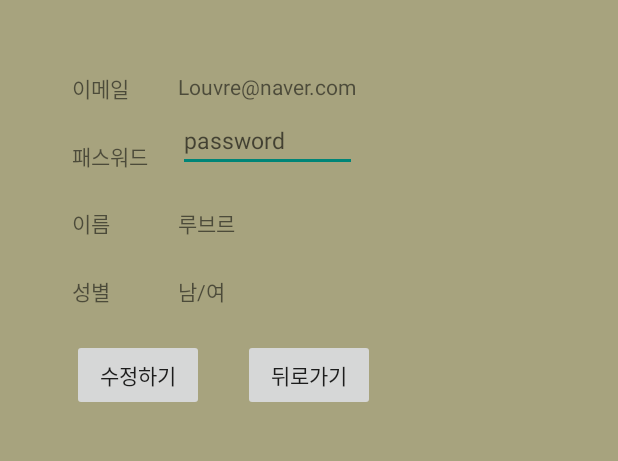
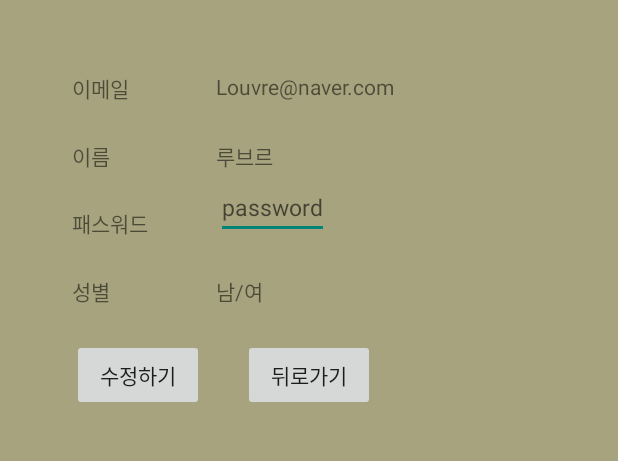
Before and after one commit to inseon0731/nullProject, an Android app: the Profile screen opened directly, with no data from a screen before it, on a phone screen of 412 x 824 dp, the part 84-545 px from its top. Run offline under Robolectric (Android 15) with nearby library versions, the phone set to English and light mode, and no system bars; 4 statements that could not run were skipped.

Commit message:
2017.05.12 구매, 구매목록, 회원정보, 좋아하는 전시, 작품의 디비 연결

```diff
--- a/app/src/main/java/com/example/hong_inseon/projectlouvre/Profile.java
+++ b/app/src/main/java/com/example/hong_inseon/projectlouvre/Profile.java
@@ -8,13 +8,32 @@ import android.support.v7.app.ActionBarDrawerToggle;
 import android.support.v7.app.AppCompatActivity;
 import android.os.Bundle;
 import android.support.v7.widget.Toolbar;
+import android.util.Log;
 import android.view.Menu;
 import android.view.MenuItem;
 import android.view.View;
+import android.widget.TextView;
+
+import com.example.hong_inseon.projectlouvre.dao.Piece;
+import com.example.hong_inseon.projectlouvre.dao.User;
+
+import org.apache.http.HttpResponse;
+import org.apache.http.client.methods.HttpPost;
+import org.apache.http.impl.client.DefaultHttpClient;
+import org.apache.http.params.HttpConnectionParams;
+import org.apache.http.params.HttpParams;
+import org.json.JSONException;
+import org.json.JSONObject;
+
+import java.io.BufferedReader;
+import java.io.InputStreamReader;
 
 public class Profile extends AppCompatActivity implements NavigationView.OnNavigationItemSelectedListener {
 
     private int men;
+    private int un = 1;
+    private TextView tv;
+    User userData, getUserData;
 
     @Override
     protected void onCreate(Bundle savedInstanceState) {
@@ -32,6 +51,25 @@ public class Profile extends AppCompatActivity implements NavigationView.OnNavig
 
         NavigationView navigationView = (NavigationView) findViewById(R.id.nav_viewP);
         navigationView.setNavigationItemSelectedListener(this);
+
+        String result = SendByHttp("/getJsonUser.jsp"); // 메시지를 서버에 보냄
+
+        Log.i("서버에서 받은 전체 내용 : ", result);
+        //String[][] parsedData = jsonParserList(); // 받은 메시지를 json 파싱결과를 museum객체에 저장
+        getUserData = jsonParser(result);
+
+        tv = (TextView)findViewById(R.id.textView12);
+        tv.setText(getUserData.getUser_email());
+        tv = (TextView)findViewById(R.id.textView14);
+        tv.setText(getUserData.getUser_pw());
+        tv = (TextView)findViewById(R.id.textView16);
+        tv.setText(getUserData.getUser_name());
+        tv = (TextView)findViewById(R.id.textView18);
+        String str = getUserData.getUser_gender();
+        if(str == "0")
+            tv.setText("남자");
+        else if(str == "1")
+            tv.setText("여자");
     }
 
     @Override
@@ -93,4 +131,64 @@ public class Profile extends AppCompatActivity implements NavigationView.OnNavig
                 break ;
         }
     }
+
+    private String SendByHttp(String msg) {
+
+        if(msg == null)
+            msg = "";
+
+        //String URL = ServerUtil.SERVER_URL;
+        String URL = "http://ec2-35-161-181-60.us-west-2.compute.amazonaws.com:8080/ProjectLOUVRE/getJsonUser.jsp?un="+un;
+        DefaultHttpClient client = new DefaultHttpClient();
+
+        try {
+			/* 체크할 값 서버로 전송 : 쿼리문이 아니라 넘어갈 uri주소 */
+            HttpPost post = new HttpPost(URL);
+			/* 지연시간 최대 3초 */
+            HttpParams params = client.getParams();
+            HttpConnectionParams.setConnectionTimeout(params, 5000);
+            HttpConnectionParams.setSoTimeout(params, 5000);
+
+			/* 데이터 보낸 뒤 서버에서 데이터를 받아오는 과정 */
+            HttpResponse response = client.execute(post);
+            BufferedReader bufreader = new BufferedReader(
+                    new InputStreamReader(response.getEntity().getContent(), "euc-kr"));
+            String line = null;
+            String result = "";
+            while ((line = bufreader.readLine()) != null) {
+                result += line;
+            }
+            return result;
+        } catch (Exception e) {
+            e.printStackTrace();
+            client.getConnectionManager().shutdown();	// 연결 지연 종료
+            return "";
+        }
+    }
+
+    /**
+     * 받은 JSON 객체를 파싱하는 메소드
+     * @param pRecvServerPage
+     * @return
+     */
+    public User jsonParser(String pRecvServerPage) {
+        Log.i("서버에서 받은 전체 내용 : ", pRecvServerPage);
+        try {
+            JSONObject jObject = new JSONObject(pRecvServerPage);
+
+            userData = new User();
+            userData.setUser_no(jObject.getString("user_no"));
+            userData.setUser_name(jObject.getString("user_name"));
+            userData.setUser_email(jObject.getString("user_emil"));
+            userData.setUser_pw(jObject.getString("user_pw"));
+            userData.setUser_gender(jObject.getString("user_gender"));
+
+            Log.i("JSON을 파싱한 데이터 출력해보기"+" : ", userData.toString());
+            //}
+            return userData;
+        } catch (JSONException e) {
+            e.printStackTrace();
+            return null;
+        }
+    }
 }
--- a/app/src/main/java/com/example/hong_inseon/projectlouvre/dao/Exhibition.java
+++ b/app/src/main/java/com/example/hong_inseon/projectlouvre/dao/Exhibition.java
@@ -49,7 +49,7 @@ public class Exhibition {
 
     @Override
     public String toString() {
-        return "ExhiData [" +
+        return "Exhibition [" +
                 "ex_no='" + ex_no + '\'' +
                 ", ex_name='" + ex_name + '\'' +
                 ", ex_theme='" + ex_theme + '\'' +
--- a/app/src/main/res/layout/activity_profile.xml
+++ b/app/src/main/res/layout/activity_profile.xml
@@ -52,7 +52,7 @@ tools:openDrawer="start">
                 android:layout_alignParentStart="true"
                 android:layout_below="@+id/textView11"
                 android:layout_marginTop="24dp"
-                android:text="패스워드" />
+                android:text="이름" />
 
             <EditText
                 android:id="@+id/textView14"
@@ -60,9 +60,8 @@ tools:openDrawer="start">
                 android:layout_height="wrap_content"
                 android:hint="password"
                 android:textSize="15dp"
-                android:layout_above="@+id/textView15"
-                android:layout_alignStart="@+id/textView12"
-                android:layout_alignEnd="@+id/textView12" />
+                android:layout_above="@+id/textView17"
+                android:layout_alignStart="@+id/textView16" />
 
             <TextView
                 android:id="@+id/textView15"
@@ -71,16 +70,16 @@ tools:openDrawer="start">
                 android:layout_alignParentStart="true"
                 android:layout_below="@+id/textView13"
                 android:layout_marginTop="23dp"
-                android:text="이름" />
+                android:text="패스워드" />
 
             <TextView
                 android:id="@+id/textView16"
                 android:layout_width="wrap_content"
                 android:layout_height="wrap_content"
                 android:text="루브르"
-                android:layout_alignBaseline="@+id/textView15"
-                android:layout_alignBottom="@+id/textView15"
-                android:layout_alignStart="@+id/textView14" />
+                android:layout_alignBaseline="@+id/textView13"
+                android:layout_alignBottom="@+id/textView13"
+                android:layout_alignStart="@+id/textView12" />
 
             <TextView
                 android:id="@+id/textView17"
--- a/build.gradle
+++ b/build.gradle
@@ -5,7 +5,7 @@ buildscript {
         jcenter()
     }
     dependencies {
-        classpath 'com.android.tools.build:gradle:2.3.1'
+        classpath 'com.android.tools.build:gradle:2.3.2'
 
         // NOTE: Do not place your application dependencies here; they belong
         // in the individual module build.gradle files
```
Also changed, not shown: app/src/main/java/com/example/hong_inseon/projectlouvre/Buy.java (+25 -4 lines), app/src/main/java/com/example/hong_inseon/projectlouvre/Cart.java (+103 -2 lines), app/src/main/java/com/example/hong_inseon/projectlouvre/ExhibitionInfoActivity.java (+49 -2 lines), app/src/main/java/com/example/hong_inseon/projectlouvre/dao/Piece.java (added, +125 -0 lines), app/src/main/java/com/example/hong_inseon/projectlouvre/dao/User.java (added, +70 -0 lines), app/src/main/java/com/example/hong_inseon/projectlouvre/popup3.java (+104 -2 lines), 8 other files.
